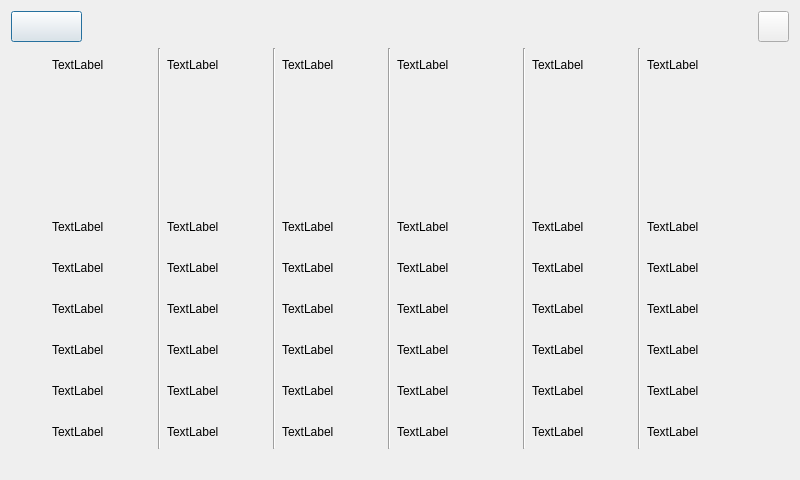
Above: weather.ui from mateusur/Home_automation before the change. Below: the same form after it.
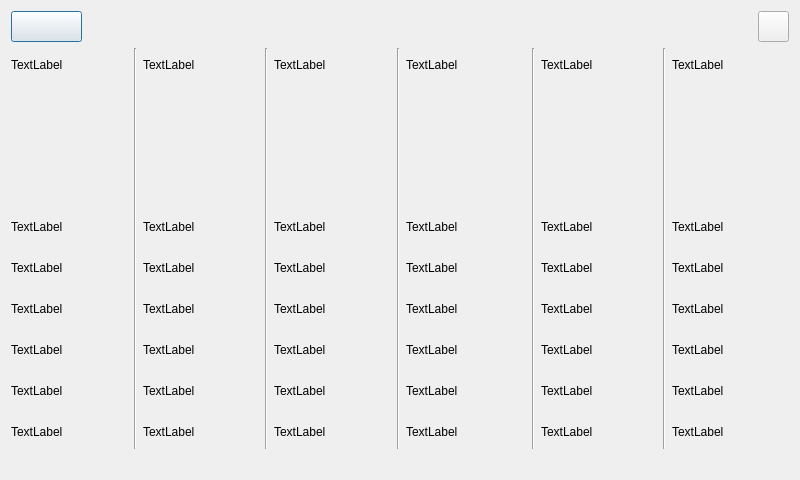
That is the form after the change.

What changed in the file:
```diff
--- a/weather.ui
+++ b/weather.ui
@@ -77,19 +77,6 @@
      <property name="sizeConstraint">
       <enum>QLayout::SetMaximumSize</enum>
      </property>
-     <item>
-      <spacer name="horizontalSpacer">
-       <property name="orientation">
-        <enum>Qt::Horizontal</enum>
-       </property>
-       <property name="sizeHint" stdset="0">
-        <size>
-         <width>50</width>
-         <height>20</height>
-        </size>
-       </property>
-      </spacer>
-     </item>
      <item>
       <layout class="QVBoxLayout" name="verticalLayout_9">
        <item>
@@ -791,19 +778,6 @@
        </item>
       </layout>
      </item>
-     <item>
-      <spacer name="horizontalSpacer_2">
-       <property name="orientation">
-        <enum>Qt::Horizontal</enum>
-       </property>
-       <property name="sizeHint" stdset="0">
-        <size>
-         <width>50</width>
-         <height>20</height>
-        </size>
-       </property>
-      </spacer>
-     </item>
     </layout>
    </item>
    <item>
```
